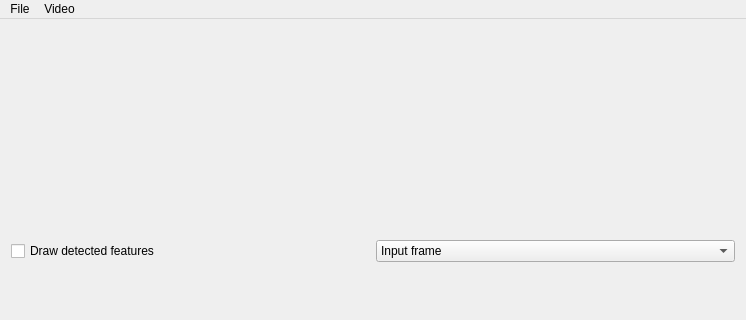
The window that tram-collision-avoidance/src/mainwindow.ui (maleadt/beeldverwerking) describes before a commit, drawn with Qt 5; both pictures show x 0 to 746 and y 0 to 320 of the 746 by 506 pixel window.
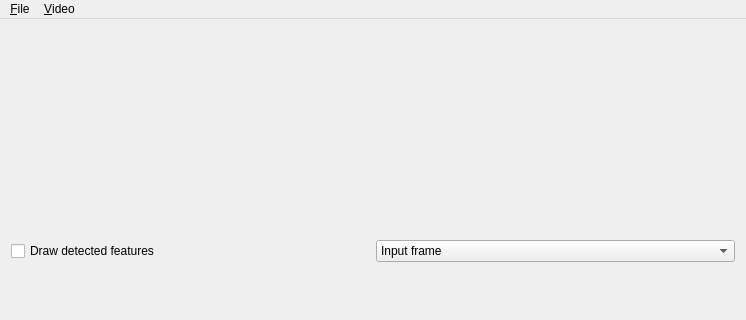
The same window after the commit.

Diff of the .ui file:
```diff
--- a/tram-collision-avoidance/src/mainwindow.ui
+++ b/tram-collision-avoidance/src/mainwindow.ui
@@ -69,9 +69,9 @@
      <height>27</height>
     </rect>
    </property>
-   <widget class="QMenu" name="menuAction">
+   <widget class="QMenu" name="menuFile">
     <property name="title">
-     <string>File</string>
+     <string>&amp;File</string>
     </property>
     <addaction name="actionOpen"/>
     <addaction name="separator"/>
@@ -79,12 +79,12 @@
    </widget>
    <widget class="QMenu" name="menuVideo">
     <property name="title">
-     <string>Video</string>
+     <string>&amp;Video</string>
     </property>
     <addaction name="actionStart"/>
     <addaction name="actionStop"/>
    </widget>
-   <addaction name="menuAction"/>
+   <addaction name="menuFile"/>
    <addaction name="menuVideo"/>
   </widget>
   <widget class="QStatusBar" name="statusBar"/>
```
Left out of the diff: 1 changed line with no effect on the pictures.
